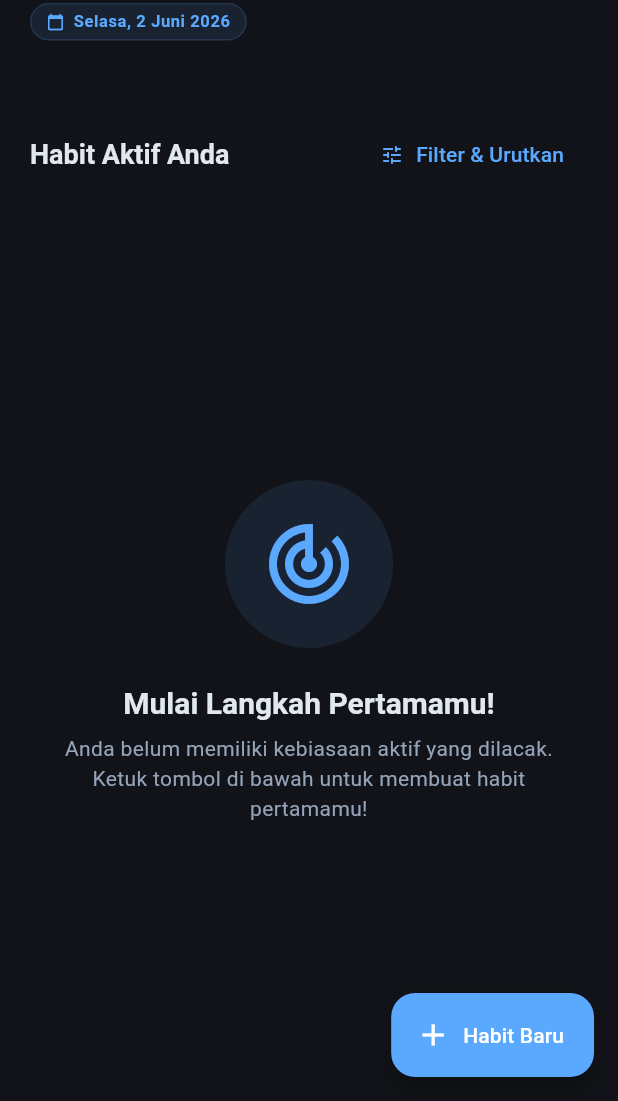
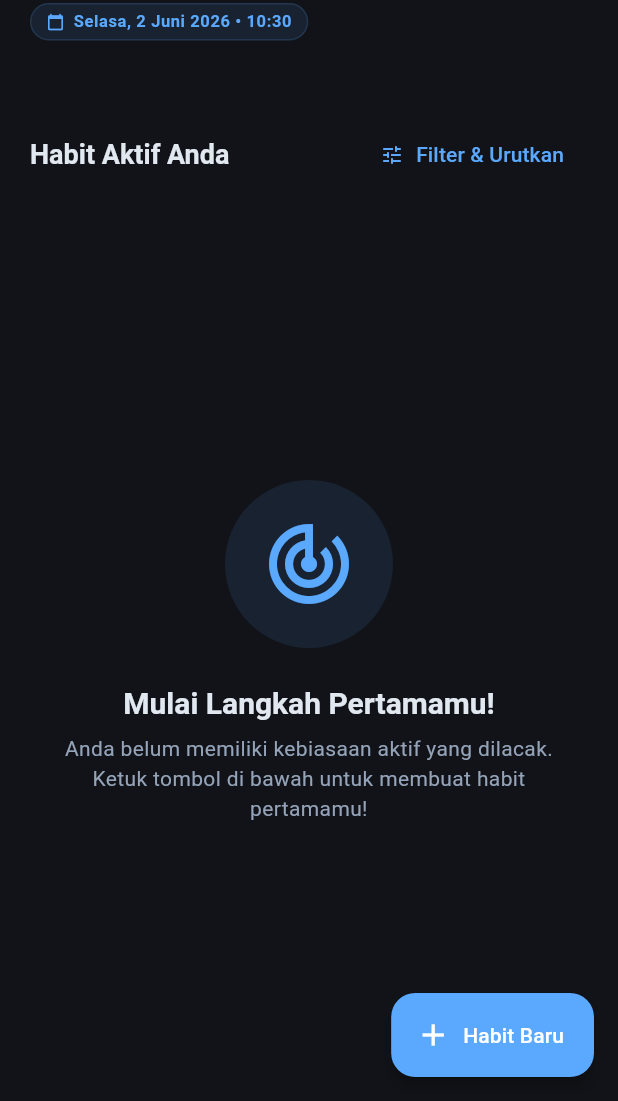
Before and after one commit to anharahya-gif/HabitTrackerApp, a Flutter app: the screen it shows after launch, on a phone screen of 412 x 824 dp, the part 135-1236 px from its top. Run offline on Flutter 3.47's test engine with Material 3 defaults, Android fonts, the phone set to English and light mode, and no system bars; our stand-ins replace cloud_firestore, connectivity_plus, file_picker, firebase_auth, firebase_core, flutter_local_notifications and 7 more; accounts and stored records are empty.

Commit message:
feat: add HabitListPage with real-time clock and filter-sort functionality

```diff
--- a/lib/features/habits/presentation/pages/habit_list_page.dart
+++ b/lib/features/habits/presentation/pages/habit_list_page.dart
@@ -1,3 +1,4 @@
+import 'dart:async';
 import 'package:flutter/material.dart';
 import 'package:flutter_riverpod/flutter_riverpod.dart';
 import 'package:go_router/go_router.dart';
@@ -7,13 +8,31 @@ import '../../../auth/presentation/controllers/auth_controller.dart';
 import '../controllers/habit_list_controller.dart';
 import '../widgets/habit_item_widget.dart';
 
+/// Provider reaktif untuk memperbarui jam setiap 10 detik secara background
+final currentTimeProvider = StreamProvider.autoDispose<DateTime>((ref) {
+  final controller = StreamController<DateTime>();
+  controller.add(DateTime.now());
+
+  final timer = Timer.periodic(const Duration(seconds: 10), (_) {
+    if (!controller.isClosed) {
+      controller.add(DateTime.now());
+    }
+  });
+
+  ref.onDispose(() {
+    timer.cancel();
+    controller.close();
+  });
+
+  return controller.stream;
+});
+
 /// Halaman utama (Home Screen) menampilkan daftar Habit aktif.
 /// Menyediakan pull-to-refresh, ringkasan statistik sederhana, dan tombol tambah habit baru.
 class HabitListPage extends ConsumerWidget {
   const HabitListPage({super.key});
 
-  String _formatCurrentDate() {
-    final now = DateTime.now();
+  String _formatCurrentDate(DateTime now) {
     final weekdays = [
       'Senin',
       'Selasa',
@@ -40,7 +59,9 @@ class HabitListPage extends ConsumerWidget {
 
     final dayName = weekdays[now.weekday - 1];
     final monthName = months[now.month - 1];
-    return '$dayName, ${now.day} $monthName ${now.year}';
+    final hour = now.hour.toString().padLeft(2, '0');
+    final minute = now.minute.toString().padLeft(2, '0');
+    return '$dayName, ${now.day} $monthName ${now.year} • $hour:$minute';
   }
 
   @override
@@ -48,6 +69,10 @@ class HabitListPage extends ConsumerWidget {
     final habitsAsync = ref.watch(filteredHabitsProvider);
     final authState = ref.watch(authControllerProvider);
     final user = authState.valueOrNull ?? AppUser.guest;
+
+    // Watch provider jam real-time
+    final currentTimeAsync = ref.watch(currentTimeProvider);
+    final currentDateTime = currentTimeAsync.valueOrNull ?? DateTime.now();
 
     return Scaffold(
       body: SafeArea(
@@ -103,7 +128,7 @@ class HabitListPage extends ConsumerWidget {
                                     ),
                                     const SizedBox(width: 6),
                                     Text(
-                                      _formatCurrentDate(),
+                                      _formatCurrentDate(currentDateTime),
                                       style: Theme.of(context).textTheme.bodySmall?.copyWith(
                                             color: Theme.of(context).colorScheme.primary,
                                             fontWeight: FontWeight.w600,
```
